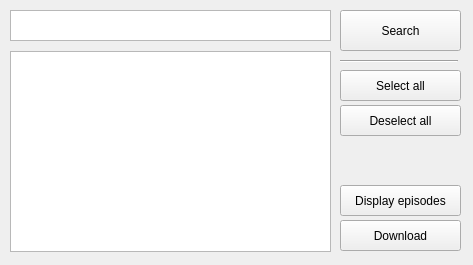
TaPO4eg3D/HS_Downloader, file MainWindow.ui: the form before one commit.
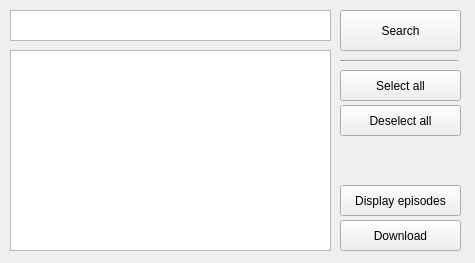
The form after the commit.

Commit message: all systems are up and ready, prepare for GUI building

Patch:
```diff
--- a/MainWindow.ui
+++ b/MainWindow.ui
@@ -6,24 +6,14 @@
    <rect>
     <x>0</x>
     <y>0</y>
-    <width>473</width>
-    <height>265</height>
+    <width>475</width>
+    <height>263</height>
    </rect>
   </property>
   <property name="windowTitle">
    <string>HS: Downloader</string>
   </property>
   <widget class="QWidget" name="centralwidget">
-   <widget class="QTableView" name="animeView">
-    <property name="geometry">
-     <rect>
-      <x>10</x>
-      <y>51</y>
-      <width>321</width>
-      <height>201</height>
-     </rect>
-    </property>
-   </widget>
    <widget class="QTextEdit" name="searchField">
     <property name="geometry">
      <rect>
@@ -115,6 +105,16 @@
      <string>Display episodes</string>
     </property>
    </widget>
+   <widget class="QListWidget" name="animeView">
+    <property name="geometry">
+     <rect>
+      <x>10</x>
+      <y>50</y>
+      <width>321</width>
+      <height>201</height>
+     </rect>
+    </property>
+   </widget>
   </widget>
  </widget>
  <resources/>
```
Left out of the diff: 2 changed lines with no effect on the pictures. The commit also changes 2 other files.
